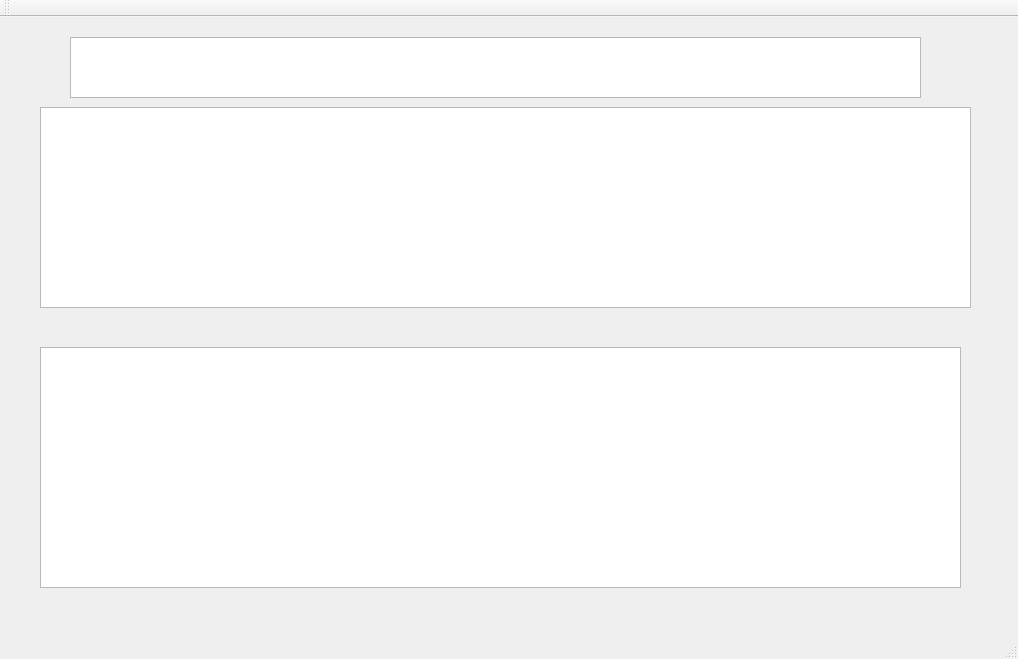
mtparet/PecsQt, file mainwindow.ui: the form before one commit.
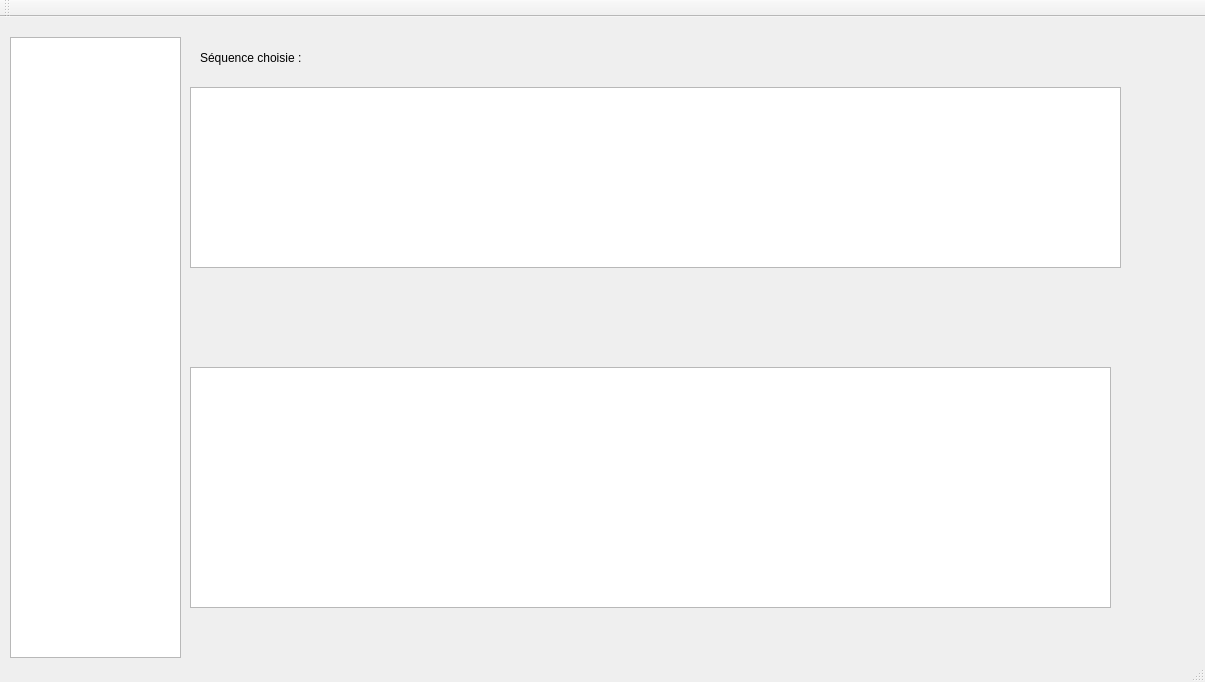
The form after the commit. Custom widgets are drawn as their Qt base class.

Commit message: Creation de séquence et réordonnement fonctionnelle (a priori)

```diff
--- a/mainwindow.ui
+++ b/mainwindow.ui
@@ -6,8 +6,8 @@
    <rect>
     <x>0</x>
     <y>0</y>
-    <width>1018</width>
-    <height>659</height>
+    <width>1205</width>
+    <height>682</height>
    </rect>
   </property>
   <property name="windowTitle">
@@ -17,8 +17,8 @@
    <widget class="MyListWidgetReceptor" name="listWidget">
     <property name="geometry">
      <rect>
-      <x>40</x>
-      <y>330</y>
+      <x>190</x>
+      <y>350</y>
       <width>921</width>
       <height>241</height>
      </rect>
@@ -27,23 +27,36 @@
    <widget class="MyListWidget" name="listWidget_2">
     <property name="geometry">
      <rect>
-      <x>40</x>
-      <y>90</y>
+      <x>190</x>
+      <y>70</y>
       <width>931</width>
-      <height>201</height>
+      <height>181</height>
      </rect>
     </property>
    </widget>
    <widget class="QListView" name="listView">
     <property name="geometry">
      <rect>
-      <x>70</x>
+      <x>10</x>
       <y>20</y>
-      <width>851</width>
-      <height>61</height>
+      <width>171</width>
+      <height>621</height>
      </rect>
     </property>
    </widget>
+   <widget class="QLabel" name="label">
+    <property name="geometry">
+     <rect>
+      <x>200</x>
+      <y>30</y>
+      <width>131</width>
+      <height>21</height>
+     </rect>
+    </property>
+    <property name="text">
+     <string>Séquence choisie :</string>
+    </property>
+   </widget>
   </widget>
   <widget class="QMenuBar" name="menuBar">
    <property name="geometry">
```
Left out of the diff: 2 changed lines with no effect on the pictures. The commit also changes 10 other files.
